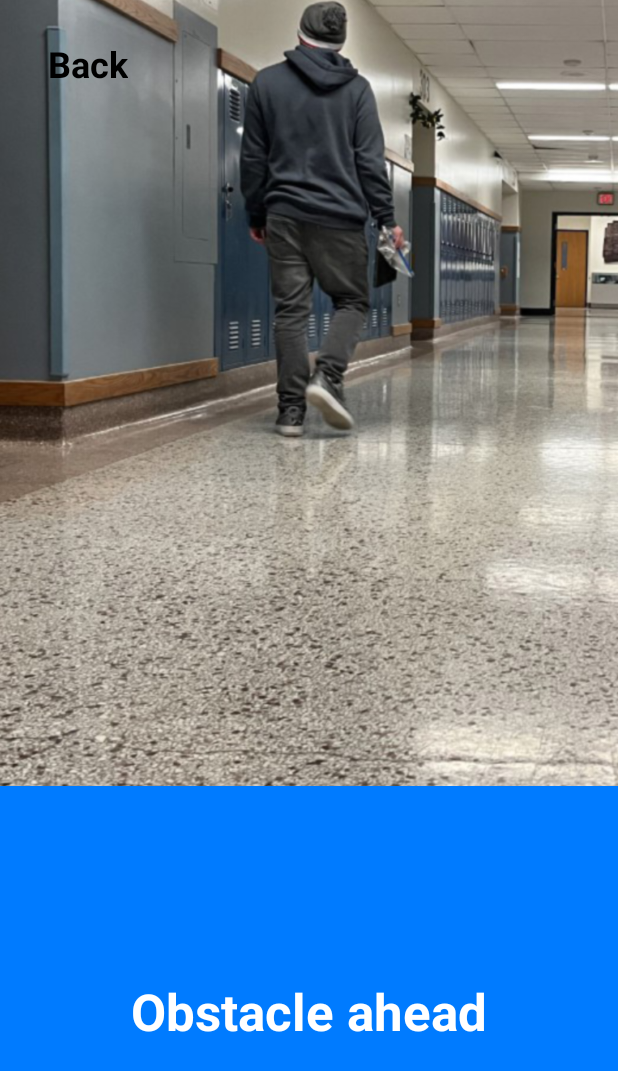
After one commit to sierratp/TheiaApp, an Android app: the BlockedPathView screen opened directly, with no data from a screen before it, on a phone screen of 412 x 824 dp. The commit adds this screen. Shown: the top 1071 px of the screen. Run offline under Robolectric (Android 15) with nearby library versions, the phone set to English and light mode, and no system bars.

Commit message:
obstacle detection in first person view

```diff
--- a/app/src/main/AndroidManifest.xml
+++ b/app/src/main/AndroidManifest.xml
@@ -43,6 +43,7 @@
             </intent-filter>
         </activity>
         <activity android:name=".views.EmergencyCallView" />
+        <activity android:name=".views.BlockedPathView" />
     </application>
 
 </manifest>
--- /dev/null
+++ b/app/src/main/java/com/example/theiaapp/views/BlockedPathView.java
@@ -0,0 +1,22 @@
+package com.example.theiaapp.views;
+
+import android.os.Bundle;
+import android.widget.TextView;
+
+import androidx.appcompat.app.AppCompatActivity;
+
+import com.example.theiaapp.R;
+
+public class BlockedPathView extends AppCompatActivity {
+
+    @Override
+    protected void onCreate(Bundle savedInstanceState) {
+        super.onCreate(savedInstanceState);
+        setContentView(R.layout.activity_blocked_path); // Create a separate layout for this screen
+
+        TextView backButton = findViewById(R.id.back_button);
+        backButton.setOnClickListener(v -> {
+            finish();
+        });
+    }
+}
--- a/app/src/main/java/com/example/theiaapp/views/FirstPersonView.java
+++ b/app/src/main/java/com/example/theiaapp/views/FirstPersonView.java
@@ -19,10 +19,10 @@ public class FirstPersonView extends AppCompatActivity {
         TextView backButton = findViewById(R.id.back_button);
         backButton.setOnClickListener(v -> finish()); // Closes the current activity
 
-//        // Schedule EmergencyCallView to open after 5 seconds
-//        new Handler().postDelayed(() -> {
-//            Intent intent = new Intent(FirstPersonView.this, EmergencyCallView.class); // Ensure correct target
-//            startActivity(intent);
-//        }, 5000); // 5000 milliseconds = 5 seconds
+        // Schedule BlockedPath to open after 5 seconds
+        new Handler().postDelayed(() -> {
+            Intent intent = new Intent(FirstPersonView.this, BlockedPathView.class);
+            startActivity(intent);
+        }, 5000); // 5000 milliseconds = 5 seconds
     }
 }
--- /dev/null
+++ b/app/src/main/res/layout/activity_blocked_path.xml
@@ -0,0 +1,64 @@
+<?xml version="1.0" encoding="utf-8"?>
+<RelativeLayout xmlns:android="http://schemas.android.com/apk/res/android"
+    xmlns:app="http://schemas.android.com/apk/res-auto"
+    android:layout_width="match_parent"
+    android:layout_height="match_parent"
+    android:background="#ED0606"
+    android:backgroundTint="#CE0C0C">
+
+    <!-- Back Button -->
+
+    <androidx.appcompat.widget.Toolbar
+        android:id="@+id/toolbar"
+        android:layout_width="match_parent"
+        android:layout_height="wrap_content"
+        android:background="@android:color/transparent"
+        android:elevation="4dp">
+
+        <TextView
+            android:id="@+id/back_button"
+            android:layout_width="wrap_content"
+            android:layout_height="wrap_content"
+            android:layout_gravity="start"
+            android:layout_marginTop="10dp"
+            android:padding="16dp"
+            android:text="Back"
+            android:textColor="#000000"
+            android:textSize="24dp"
+            android:textStyle="bold" />
+
+    </androidx.appcompat.widget.Toolbar>
+
+    <!-- Background Image -->
+
+    <!-- Bottom Blue Overlay -->
+
+    <ImageView
+        android:id="@+id/imageView"
+        android:layout_width="wrap_content"
+        android:layout_height="wrap_content"
+        android:translationY="-300px"
+        app:srcCompat="@drawable/blocked_path" />
+
+    <LinearLayout
+        android:id="@+id/blue_overlay"
+        android:layout_width="match_parent"
+        android:layout_height="300dp"
+        android:layout_alignParentBottom="true"
+        android:background="#007BFF"
+        android:gravity="center">
+
+
+        <!-- Instruction Text -->
+        <TextView
+            android:id="@+id/navigation_text"
+            android:layout_width="wrap_content"
+            android:layout_height="wrap_content"
+            android:text="Obstacle ahead"
+            android:textColor="#FFFFFF"
+            android:textSize="34sp"
+            android:textStyle="bold" />
+
+    </LinearLayout>
+
+</RelativeLayout>
```
Also changed, not shown: app/src/main/res/drawable/blocked_path.png (added).
